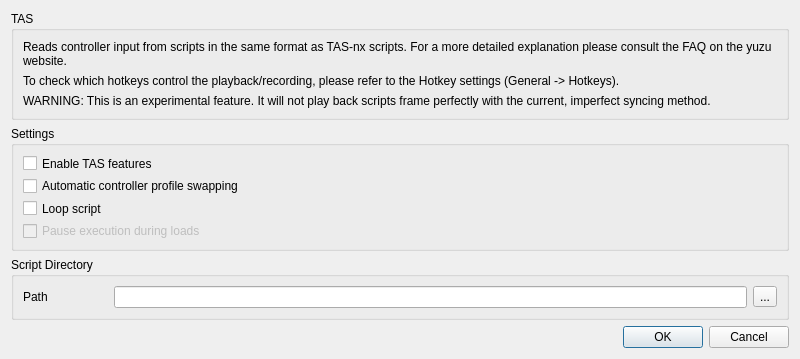
Qt form src/yuzu/configuration/configure_tas.ui (rorrim-rorrim/eden-alt) before a commit.
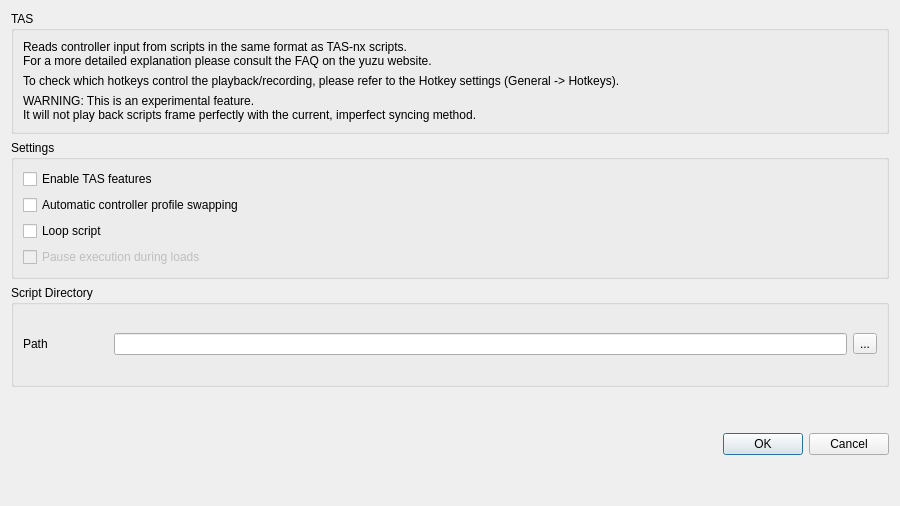
The same form after that commit.

Commit message:
Tas configure ui nits
Text looked cramped on my pc (Ubuntu 21.04). Re-flowed text as well for nicer read.

Patch:
```diff
--- a/src/yuzu/configuration/configure_tas.ui
+++ b/src/yuzu/configuration/configure_tas.ui
@@ -6,8 +6,8 @@
       <rect>
         <x>0</x>
         <y>0</y>
-        <width>800</width>
-        <height>300</height>
+        <width>900</width>
+        <height>506</height>
       </rect>
     </property>
     <property name="windowTitle">
@@ -25,7 +25,7 @@
                 <item row="0" column="0" colspan="1">
                   <widget class="QLabel" name="label_1">
                     <property name="text">
-                      <string>Reads controller input from scripts in the same format as TAS-nx scripts. For a more detailed explanation please consult the FAQ on the yuzu website.</string>
+                      <string>Reads controller input from scripts in the same format as TAS-nx scripts.&lt;br/&gt;For a more detailed explanation please consult the FAQ on the yuzu website.</string>
                     </property>
                     <property name="wordWrap">
                       <bool>true</bool>
@@ -45,7 +45,7 @@
                 <item row="2" column="0" colspan="1">
                   <widget class="QLabel" name="label_2">
                     <property name="text">
-                      <string>WARNING: This is an experimental feature. It will not play back scripts frame perfectly with the current, imperfect syncing method.</string>
+                      <string>WARNING: This is an experimental feature.&lt;br/&gt;It will not play back scripts frame perfectly with the current, imperfect syncing method.</string>
                     </property>
                     <property name="wordWrap">
                       <bool>true</bool>
```
